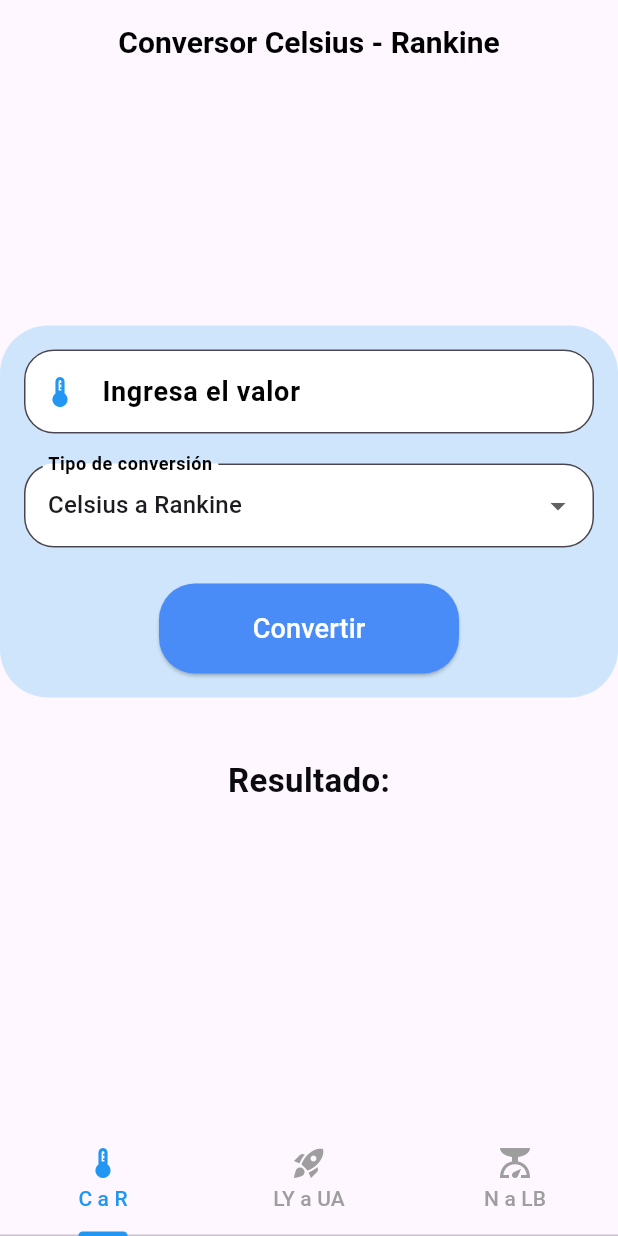
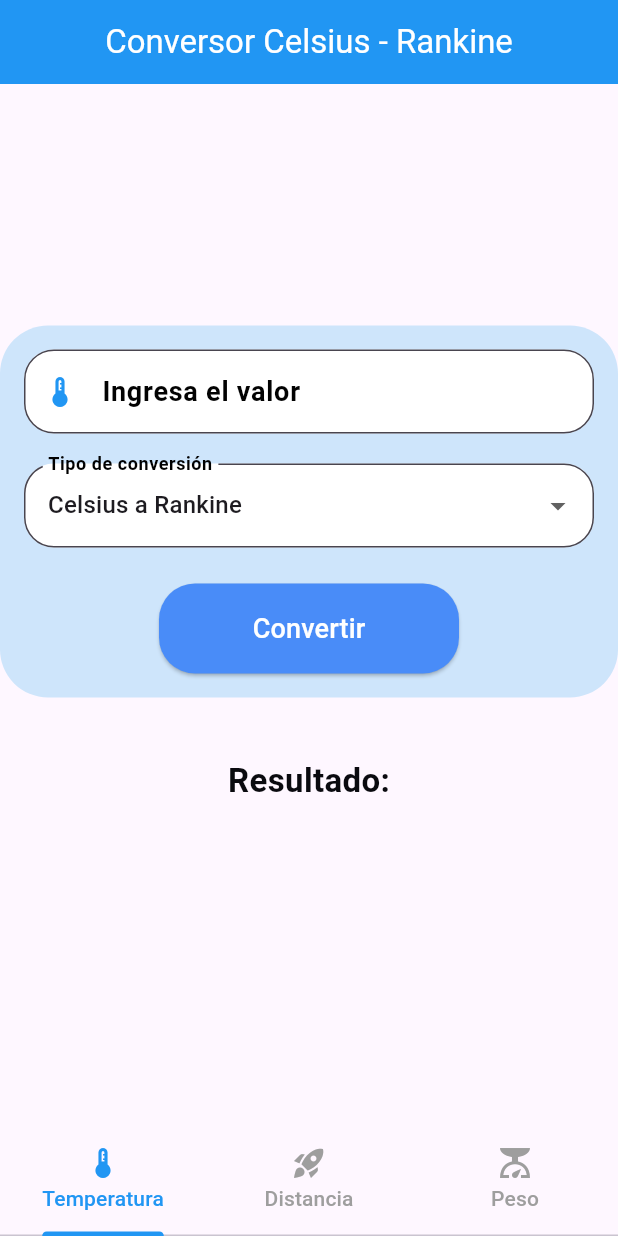
Before and after one commit to BillinwgK/ParcialMovil, a Flutter app: the screen it shows after launch, on a phone screen of 412 x 824 dp. Run offline on Flutter 3.47's test engine with Material 3 defaults, Android fonts, the light colour scheme and no system bars.

Commit message:
Update UI consistency across screens

```diff
--- a/lib/main.dart
+++ b/lib/main.dart
@@ -22,10 +22,9 @@ class MyApp extends StatelessWidget {
           ),
           bottomNavigationBar: TabBar(
             tabs: [
-              Tab(icon: Icon(Icons.thermostat), text: 'C a R'),
-              //Cambiar el icono
-              Tab(icon: Icon(Icons.rocket_launch), text: 'LY a UA'),
-              Tab(icon: Icon(Icons.scale), text: 'N a LB'),
+              Tab(icon: Icon(Icons.thermostat), text: 'Temperatura'),
+              Tab(icon: Icon(Icons.rocket_launch), text: 'Distancia'),
+              Tab(icon: Icon(Icons.scale), text: 'Peso'),
             ],
             labelColor: Colors.blue,
             unselectedLabelColor: Colors.grey,
--- a/lib/screens/punto1_screen.dart
+++ b/lib/screens/punto1_screen.dart
@@ -34,14 +34,10 @@ class _ConversionScreen extends State<Punto1Screen>{
   Widget build(BuildContext context) {
     return Scaffold(
       appBar: AppBar(
+        backgroundColor: Colors.blue,
+        foregroundColor: Colors.white,
         centerTitle: true,
-        title: Text("Conversor Celsius - Rankine",
-        style: TextStyle(
-          fontWeight: FontWeight.bold,
-          color: Color.fromARGB(255, 0, 0, 0),
-          fontSize: 20,
-        )
-        )
+        title: Text("Conversor Celsius - Rankine")
         ),
       body:
         Column(
--- a/lib/screens/punto2_screen.dart
+++ b/lib/screens/punto2_screen.dart
@@ -6,6 +6,7 @@ class Punto2 extends StatelessWidget {
   @override
   Widget build(BuildContext context) {
     return MaterialApp(
+      debugShowCheckedModeBanner: false,
       title: 'Conversor Astronómico',
       theme: ThemeData(
         primarySwatch: Colors.blue,
--- a/lib/screens/punto3_screen.dart
+++ b/lib/screens/punto3_screen.dart
@@ -27,6 +27,7 @@ class _Punto3ScreenState extends State<Punto3Screen> {
     return Scaffold(
       appBar: AppBar(
         backgroundColor: Colors.blue,
+        foregroundColor: Colors.white,
         title: Center(child: Text('Newtons a Libra Fuerza')),
       ),
       body: Center(
```
